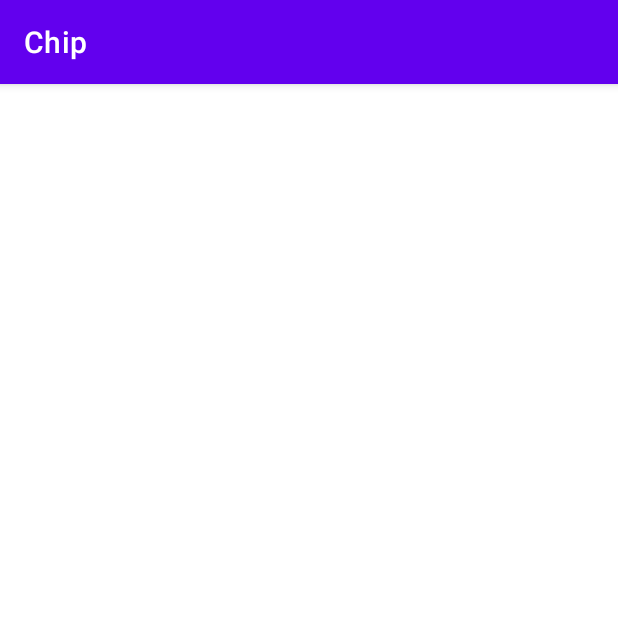
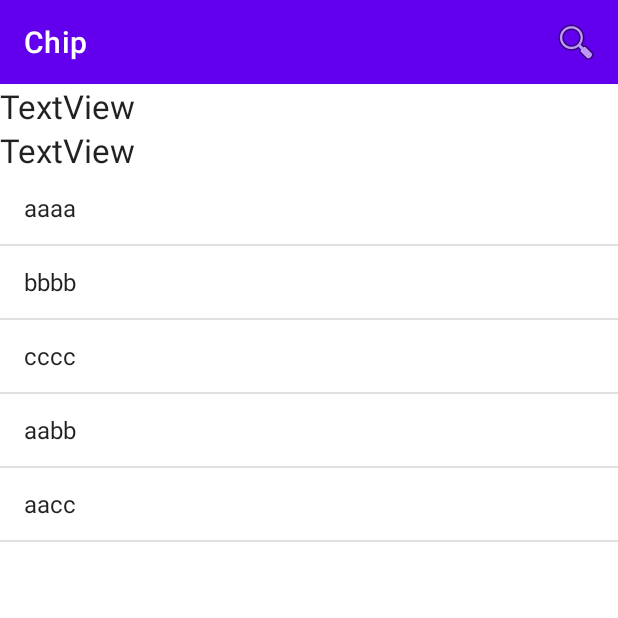
Before and after one commit to jonsoku-dev/android-kotlin-part3, an Android app: the screen it shows after launch (MainActivity), on a phone screen of 412 x 824 dp, the top half of it. Run offline under Robolectric (Android 15) with nearby library versions, the phone set to English and light mode, and no system bars.

Commit message:
10강 ToolBar에서 ActionView 사용하기

```diff
--- a/app/src/main/java/com/example/chip/MainActivity.kt
+++ b/app/src/main/java/com/example/chip/MainActivity.kt
@@ -1,12 +1,73 @@
 package com.example.chip
 
 import android.os.Bundle
+import android.view.Menu
+import android.view.MenuItem
+import android.widget.ArrayAdapter
 import androidx.appcompat.app.AppCompatActivity
+import androidx.appcompat.widget.SearchView
+import kotlinx.android.synthetic.main.activity_main.*
 
 class MainActivity : AppCompatActivity() {
+
+    val dataList = arrayOf("aaaa", "bbbb", "cccc", "aabb", "aacc")
 
     override fun onCreate(savedInstanceState: Bundle?) {
         super.onCreate(savedInstanceState)
         setContentView(R.layout.activity_main)
+
+        setSupportActionBar(toolbar)
+
+        val adaptaer = ArrayAdapter(this, android.R.layout.simple_list_item_1, dataList)
+        list1.adapter = adaptaer
+        list1.isTextFilterEnabled = true // 검색필터기능 등
+    }
+
+    override fun onCreateOptionsMenu(menu: Menu?): Boolean {
+        menuInflater.inflate(R.menu.main_menu, menu)
+
+        val item1 = menu?.findItem(R.id.item1)
+        val search1 = item1?.actionView as SearchView
+        search1.queryHint = "검색어 입력"
+
+        // ActionView 가 접혀지거나 펼쳐졌을 때 반응 할 리스너
+        val listener1 = object : MenuItem.OnActionExpandListener {
+            override fun onMenuItemActionCollapse(item: MenuItem?): Boolean {
+                textView.text = "접혀졌습니다"
+                return true
+            }
+
+            override fun onMenuItemActionExpand(item: MenuItem?): Boolean {
+                textView.text = "펼쳐졌습니다"
+                return true
+            }
+        }
+
+        item1.setOnActionExpandListener(listener1)
+
+        val listener2 = object : SearchView.OnQueryTextListener {
+            override fun onQueryTextChange(newText: String?): Boolean {
+                textView.text = "입력 중입니다."
+                textView2.text = "입력 중 : $newText"
+
+                list1.setFilterText(newText)
+
+                if (newText?.length == 0) {
+                    list1.clearTextFilter()
+                }
+
+                return true
+            }
+
+            override fun onQueryTextSubmit(query: String?): Boolean {
+                textView.text = "입력 완료"
+                textView2.text = "입력 완료 : $query"
+                return true
+            }
+        }
+
+        search1.setOnQueryTextListener(listener2)
+
+        return true
     }
 }
--- a/app/src/main/res/layout/activity_main.xml
+++ b/app/src/main/res/layout/activity_main.xml
@@ -5,6 +5,32 @@
     android:layout_width="match_parent"
     android:layout_height="match_parent"
     android:orientation="vertical"
-    android:padding="20dp"
     tools:context=".MainActivity">
+
+    <androidx.appcompat.widget.Toolbar
+        android:id="@+id/toolbar"
+        android:layout_width="match_parent"
+        android:layout_height="wrap_content"
+        android:background="?attr/colorPrimary"
+        android:minHeight="?attr/actionBarSize"
+        android:theme="?attr/actionBarTheme" />
+
+    <TextView
+        android:id="@+id/textView"
+        android:layout_width="match_parent"
+        android:layout_height="wrap_content"
+        android:text="TextView"
+        android:textAppearance="@style/TextAppearance.AppCompat.Large" />
+
+    <TextView
+        android:id="@+id/textView2"
+        android:layout_width="match_parent"
+        android:layout_height="wrap_content"
+        android:text="TextView"
+        android:textAppearance="@style/TextAppearance.AppCompat.Large" />
+
+    <ListView
+        android:id="@+id/list1"
+        android:layout_width="match_parent"
+        android:layout_height="match_parent" />
 </LinearLayout>
--- /dev/null
+++ b/app/src/main/res/menu/main_menu.xml
@@ -0,0 +1,11 @@
+<?xml version="1.0" encoding="utf-8"?>
+<menu xmlns:android="http://schemas.android.com/apk/res/android"
+    xmlns:app="http://schemas.android.com/apk/res-auto">
+
+    <item
+        android:id="@+id/item1"
+        android:icon="@android:drawable/ic_menu_search"
+        android:title="SearchBar"
+        app:actionViewClass="androidx.appcompat.widget.SearchView"
+        app:showAsAction="always|collapseActionView" />
+</menu>
--- a/app/src/main/res/values/themes.xml
+++ b/app/src/main/res/values/themes.xml
@@ -12,5 +12,7 @@
         <!-- Status bar color. -->
         <item name="android:statusBarColor" tools:targetApi="l">?attr/colorPrimaryVariant</item>
         <!-- Customize your theme here. -->
+        <item name="windowActionBar">false</item>
+        <item name="windowNoTitle">true</item>
     </style>
 </resources>
```
